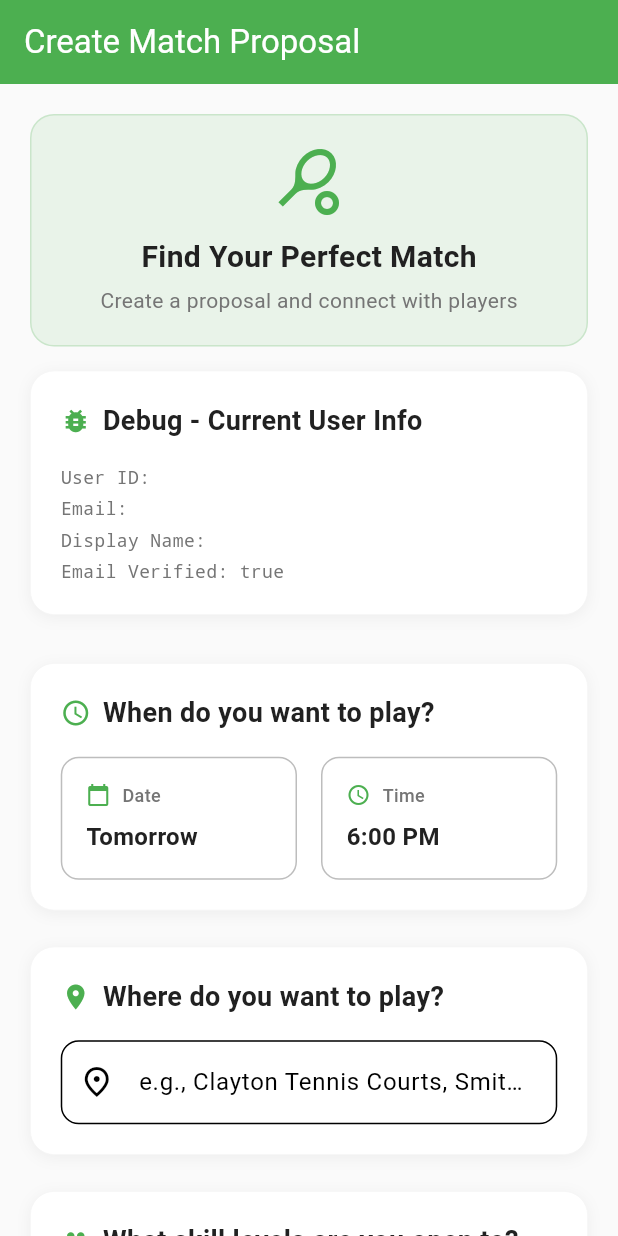
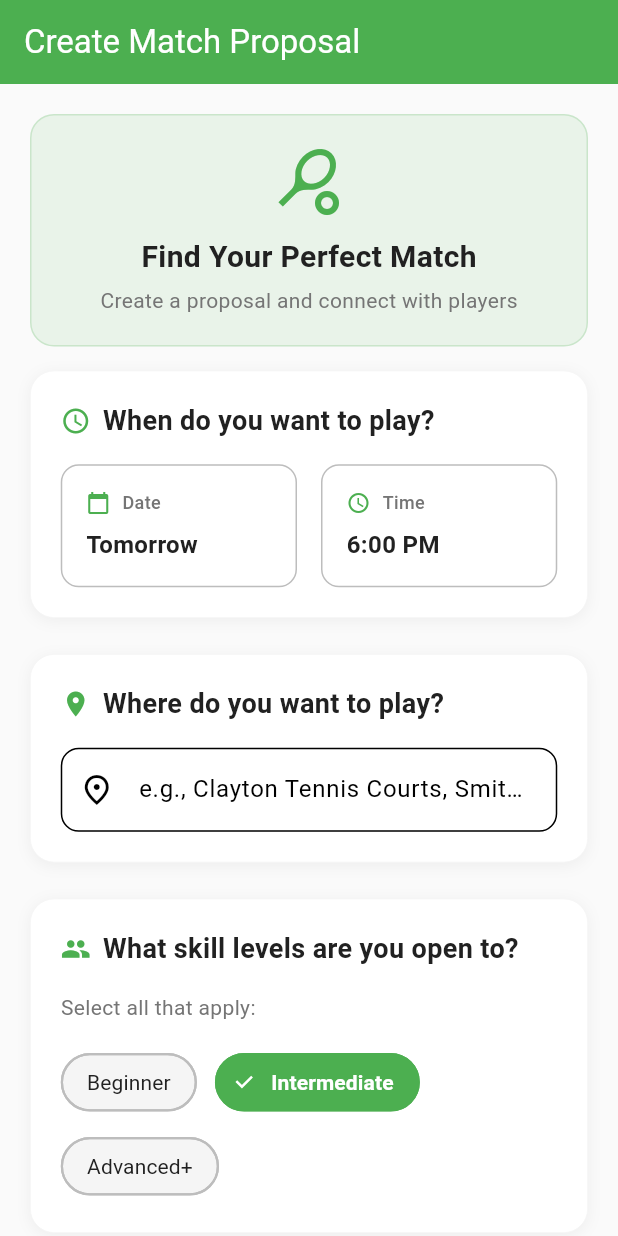
Before and after one commit to alphagiel/pickle-connect, a Flutter app: the ProposalsPage screen opened by its route, tab 2 chosen, after a tap on "Create Proposal", on a phone screen of 412 x 824 dp. Run offline on Flutter 3.47's test engine with Material 3 defaults, Android fonts, the phone set to English and light mode, and no system bars; our stand-ins replace cloud_firestore, firebase_auth, firebase_core, firebase_messaging, flutter_local_notifications, flutter_riverpod and 3 more; accounts and stored records are empty.

```diff
--- a/lib/features/proposals/presentation/pages/create_proposal_page.dart
+++ b/lib/features/proposals/presentation/pages/create_proposal_page.dart
@@ -145,58 +145,6 @@ class _CreateProposalPageState extends ConsumerState<CreateProposalPage> {
                     ],
                   ),
                 ),
-
-                const SizedBox(height: 16),
-
-                // Debug Panel - Current User Info
-                if (currentUser != null) ...[
-                  _buildSectionCard(
-                    title: 'Debug - Current User Info',
-                    icon: Icons.bug_report,
-                    child: Column(
-                      crossAxisAlignment: CrossAxisAlignment.start,
-                      children: [
-                        Text(
-                          'User ID: ${currentUser.id}',
-                          style: const TextStyle(
-                            fontSize: 12,
-                            color: AppColors.secondaryText,
-                            fontFamily: 'monospace',
-                          ),
-                        ),
-                        const SizedBox(height: 4),
-                        Text(
-                          'Email: ${currentUser.email}',
-                          style: const TextStyle(
-                            fontSize: 12,
-                            color: AppColors.secondaryText,
-                            fontFamily: 'monospace',
-                          ),
-                        ),
-                        const SizedBox(height: 4),
-                        Text(
-                          'Display Name: ${currentUser.displayName ?? "NULL"}',
-                          style: TextStyle(
-                            fontSize: 12,
-                            color: currentUser.displayName == null ? AppColors.errorRed : AppColors.secondaryText,
-                            fontFamily: 'monospace',
-                            fontWeight: currentUser.displayName == null ? FontWeight.bold : FontWeight.normal,
-                          ),
-                        ),
-                        const SizedBox(height: 4),
-                        Text(
-                          'Email Verified: ${currentUser.isEmailVerified}',
-                          style: const TextStyle(
-                            fontSize: 12,
-                            color: AppColors.secondaryText,
-                            fontFamily: 'monospace',
-                          ),
-                        ),
-                      ],
-                    ),
-                  ),
-                  const SizedBox(height: 16),
-                ],
 
                 const SizedBox(height: 16),
 
@@ -612,25 +560,25 @@ class _CreateProposalPageState extends ConsumerState<CreateProposalPage> {
       print('User profile from Firestore: $userProfile');
       print('User profile displayName: ${userProfile?.displayName}');
 
-      // Show debug info in UI via snackbar
-      if (mounted) {
-        ScaffoldMessenger.of(context).showSnackBar(
-          SnackBar(
-            content: Column(
-              crossAxisAlignment: CrossAxisAlignment.start,
-              mainAxisSize: MainAxisSize.min,
-              children: [
-                const Text('User Debug Info:', style: TextStyle(fontWeight: FontWeight.bold)),
-                Text('Firebase Display Name: ${currentUser.displayName ?? "NULL"}'),
-                Text('Firestore Display Name: ${userProfile?.displayName ?? "NULL"}'),
-                Text('Final Creator Name: ${userProfile?.displayName ?? currentUser.displayName ?? "Unknown User"}'),
-              ],
-            ),
-            backgroundColor: AppColors.accentBlue,
-            duration: const Duration(seconds: 5),
-          ),
-        );
-      }
+      // // Show debug info in UI via snackbar
+      // if (mounted) {
+      //   ScaffoldMessenger.of(context).showSnackBar(
+      //     SnackBar(
+      //       content: Column(
+      //         crossAxisAlignment: CrossAxisAlignment.start,
+      //         mainAxisSize: MainAxisSize.min,
+      //         children: [
+      //           const Text('User Debug Info:', style: TextStyle(fontWeight: FontWeight.bold)),
+      //           Text('Firebase Display Name: ${currentUser.displayName ?? "NULL"}'),
+      //           Text('Firestore Display Name: ${userProfile?.displayName ?? "NULL"}'),
+      //           Text('Final Creator Name: ${userProfile?.displayName ?? currentUser.displayName ?? "Unknown User"}'),
+      //         ],
+      //       ),
+      //       backgroundColor: AppColors.accentBlue,
+      //       duration: const Duration(seconds: 5),
+      //     ),
+      //   );
+      // }
 
       final creatorName = userProfile?.displayName ?? currentUser.displayName ?? 'Unknown User';
 
--- a/lib/shared/repositories/proposals_repository.dart
+++ b/lib/shared/repositories/proposals_repository.dart
@@ -36,10 +36,11 @@ class ProposalsRepository {
         .map((snapshot) => snapshot.docs
             .map((doc) {
               try {
-                final proposal = Proposal.fromJson({
-                  'proposalId': doc.id,
-                  ...doc.data(),
-                });
+                // Extract data and ensure we use the actual Firestore document ID
+                final data = Map<String, dynamic>.from(doc.data());
+                data['proposalId'] = doc.id; // Always use the real Firestore ID
+
+                final proposal = Proposal.fromJson(data);
 
                 // Check if proposal should be expired and mark it locally
                 if (proposal != null && proposal.shouldExpire && proposal.status != ProposalStatus.expired) {
@@ -73,10 +74,11 @@ class ProposalsRepository {
         .map((snapshot) => snapshot.docs
             .map((doc) {
               try {
-                final proposal = Proposal.fromJson({
-                  'proposalId': doc.id,
-                  ...doc.data(),
-                });
+                // Extract data and ensure we use the actual Firestore document ID
+                final data = Map<String, dynamic>.from(doc.data());
+                data['proposalId'] = doc.id; // Always use the real Firestore ID
+
+                final proposal = Proposal.fromJson(data);
 
                 // Check if proposal should be expired and mark it locally
                 if (proposal != null && proposal.shouldExpire && proposal.status != ProposalStatus.expired) {
@@ -107,10 +109,11 @@ class ProposalsRepository {
         .map((snapshot) => snapshot.docs
             .map((doc) {
               try {
-                final proposal = Proposal.fromJson({
-                  'proposalId': doc.id,
-                  ...doc.data(),
-                });
+                // Extract data and ensure we use the actual Firestore document ID
+                final data = Map<String, dynamic>.from(doc.data());
+                data['proposalId'] = doc.id; // Always use the real Firestore ID
+
+                final proposal = Proposal.fromJson(data);
 
                 // Check if proposal should be expired and mark it locally
                 if (proposal != null && proposal.shouldExpire && proposal.status != ProposalStatus.expired) {
@@ -141,10 +144,11 @@ class ProposalsRepository {
         .map((snapshot) => snapshot.docs
             .map((doc) {
               try {
-                final proposal = Proposal.fromJson({
-                  'proposalId': doc.id,
-                  ...doc.data(),
-                });
+                // Extract data and ensure we use the actual Firestore document ID
+                final data = Map<String, dynamic>.from(doc.data());
+                data['proposalId'] = doc.id; // Always use the real Firestore ID
+
+                final proposal = Proposal.fromJson(data);
 
                 // Check if proposal should be expired and mark it locally
                 if (proposal != null && proposal.shouldExpire && proposal.status != ProposalStatus.expired) {
@@ -305,26 +309,54 @@ class ProposalsRepository {
 
   // Get proposals that need lifecycle updates
   Future<List<Proposal>> getProposalsForCleanup() async {
+    try {
       final snapshot = await _firestore
           .collection(_collection)
           .where('status', whereIn: ['open', 'accepted', 'expired', 'completed'])
           .get();
 
-    return snapshot.docs
-        .map((doc) {
+      final proposals = <Proposal>[];
+
+      for (final doc in snapshot.docs) {
         try {
-            return Proposal.fromJson({
+          final data = doc.data();
+          if (data.isEmpty) {
+            print('Skipping empty document ${doc.id}');
+            continue;
+          }
+
+          // Check for required fields before attempting to parse
+          final requiredFields = ['creatorName', 'skillLevels', 'dateTime', 'createdAt', 'updatedAt'];
+          final missingFields = requiredFields.where((field) => !data.containsKey(field) || data[field] == null).toList();
+
+          if (missingFields.isNotEmpty) {
+            print('Skipping invalid proposal ${doc.id} - missing required fields: $missingFields');
+            continue;
+          }
+
+          final proposal = Proposal.fromJson({
             'proposalId': doc.id,
-              ...doc.data(),
+            ...data,
           });
+          proposals.add(proposal);
         } catch (e) {
-            print('Error parsing proposal for cleanup: $e');
-            return null;
+          // Check if this is the specific test-proposal with missing required fields
+          if (doc.id == 'test-proposal') {
+            print('Skipping test-proposal with incomplete data');
+            continue;
           }
-        })
-        .where((proposal) => proposal != null)
-        .cast<Proposal>()
-        .toList();
+          print('Error parsing proposal ${doc.id} for cleanup: $e');
+          print('Document data: ${doc.data()}');
+          // Skip invalid proposals
+          continue;
+        }
+      }
+
+      return proposals;
+    } catch (e) {
+      print('Error fetching proposals for cleanup: $e');
+      return [];
+    }
   }
 
   // Run cleanup operations
@@ -333,8 +365,22 @@ class ProposalsRepository {
 
     final proposals = await getProposalsForCleanup();
 
+    if (proposals.isEmpty) {
+      print('No proposals found for cleanup');
+      return;
+    }
+
+    print('Found ${proposals.length} proposals for cleanup');
+
     for (final proposal in proposals) {
       try {
+        // Check if the proposal document still exists before processing
+        final doc = await _firestore.collection(_collection).doc(proposal.proposalId).get();
+        if (!doc.exists) {
+          print('Proposal ${proposal.proposalId} already deleted, skipping cleanup');
+          continue;
+        }
+
         if (proposal.shouldDelete) {
           print('Deleting proposal ${proposal.proposalId} (${proposal.daysPastDue} days past due)');
           await deleteProposal(proposal.proposalId);
@@ -346,7 +392,12 @@ class ProposalsRepository {
           await expireProposal(proposal.proposalId);
         }
       } catch (e) {
+        // Check if the error is because the document doesn't exist
+        if (e.toString().contains('not-found') || e.toString().contains('No document')) {
+          print('Proposal ${proposal.proposalId} already deleted, skipping cleanup');
+        } else {
           print('Error processing proposal ${proposal.proposalId}: $e');
+        }
       }
     }
 
@@ -358,10 +409,22 @@ class ProposalsRepository {
     // Run async operation without blocking the stream
     Future(() async {
       try {
+        // Check if the proposal document still exists before processing
+        final doc = await _firestore.collection(_collection).doc(proposalId).get();
+        if (!doc.exists) {
+          print('Proposal $proposalId already deleted, skipping expiration');
+          return;
+        }
+
         await expireProposal(proposalId);
         print('Marked proposal $proposalId as expired');
       } catch (e) {
+        // Check if the error is because the document doesn't exist
+        if (e.toString().contains('not-found') || e.toString().contains('No document')) {
+          print('Proposal $proposalId already deleted, skipping expiration');
+        } else {
           print('Error marking proposal $proposalId as expired: $e');
+        }
       }
     });
   }
```
Also changed, not shown: lib/features/auth/data/repositories/auth_repository.dart (+32 -0 lines), lib/features/proposals/presentation/pages/proposals_page.dart (+32 -1 lines), .claude/settings.local.json (added). Lines whose indentation alone changed are shown as unchanged.
